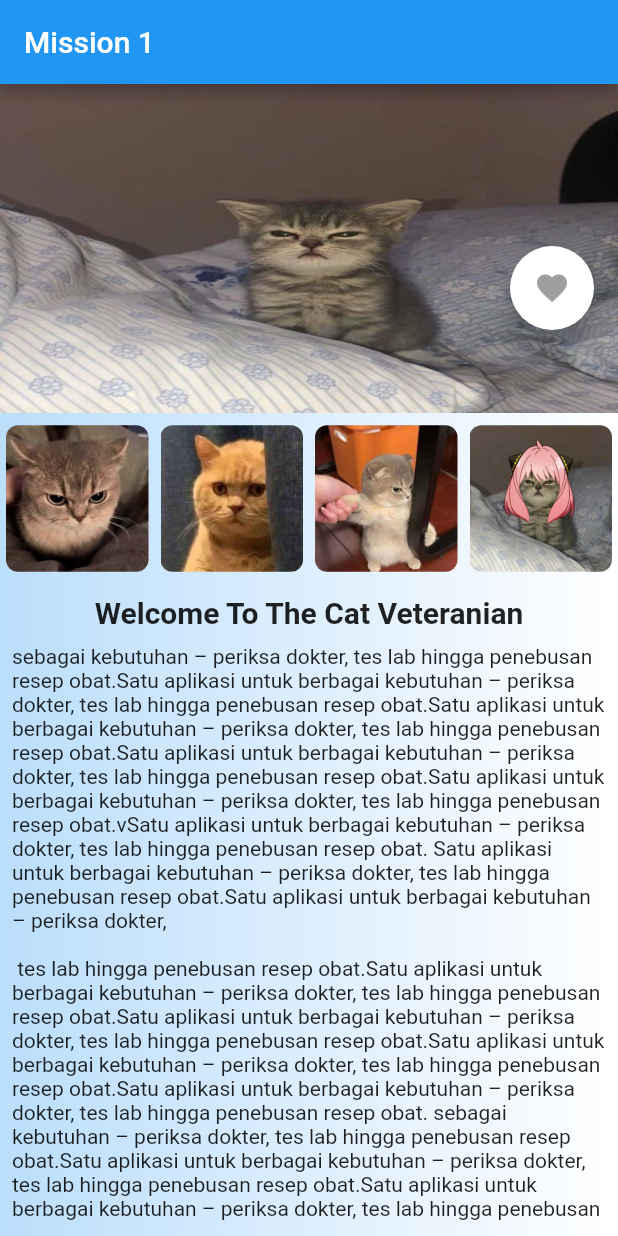
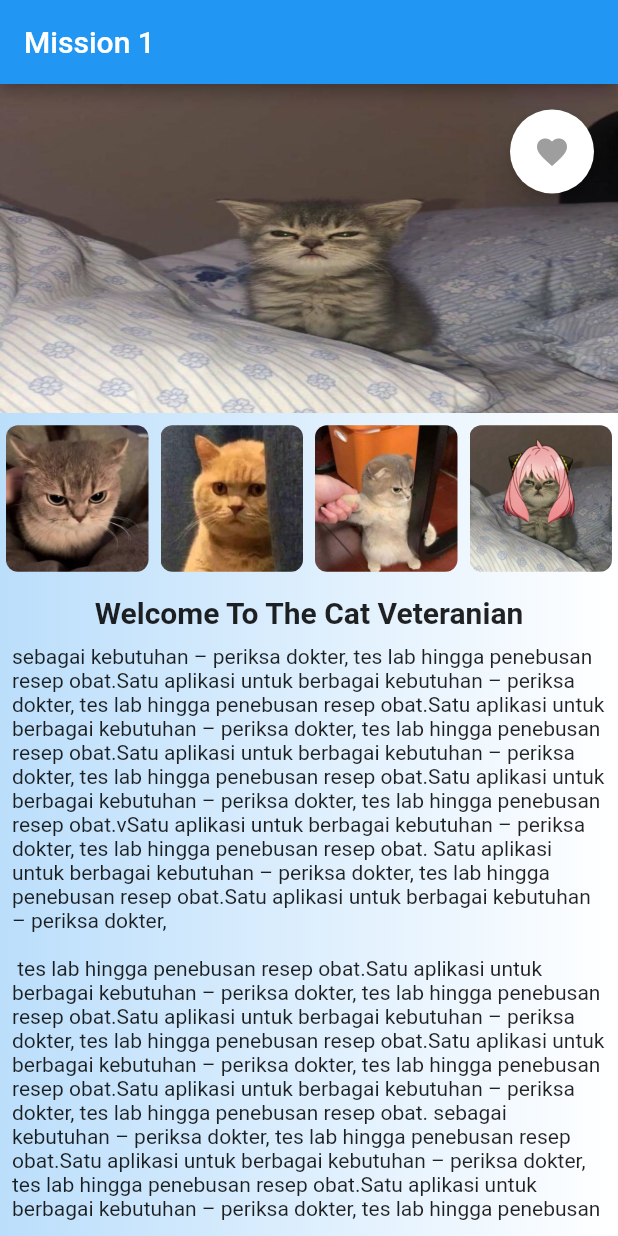
Before and after one commit to Marsh16/marshaalexislikorawung_flutterwidget, a Flutter app: the screen it shows after launch, on a phone screen of 412 x 824 dp. Run offline on Flutter 3.47's test engine with Material 2 defaults, Android fonts, the light colour scheme and no system bars.

Commit message:
Fix FAB Margin

```diff
--- a/lib/mission.dart
+++ b/lib/mission.dart
@@ -24,12 +24,11 @@ class _MissionPageState extends State<MissionPage> {
           title: const Text("Mission 1"),
           centerTitle: false,
         ), //appbar
-        floatingActionButton: Stack(
-          children: <Widget>[
-            Positioned(
-              top: 180.0,
-              right: 0.0,
-              child: FloatingActionButton(
+        floatingActionButtonLocation: FloatingActionButtonLocation.endTop,
+        floatingActionButton: Container(
+          margin: EdgeInsets.only(top: 90, right: 0), // Add margin to the FAB
+          child:
+              FloatingActionButton(
                 onPressed: () {
                   toggleColor();
                 },
@@ -39,8 +38,7 @@ class _MissionPageState extends State<MissionPage> {
                   borderRadius: BorderRadius.circular(28.0),
                 ),
               ),
-            ),
-          ],
+
         ),
         body: Container(
           width: double.infinity,
```
